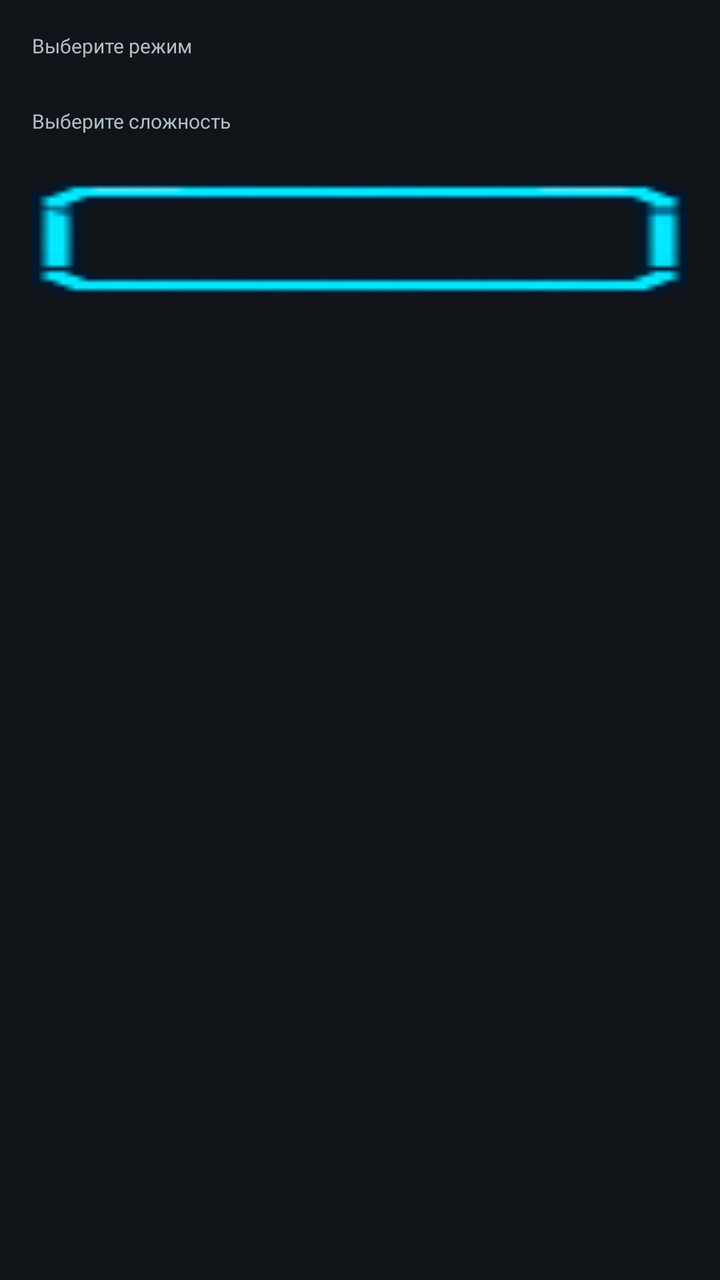
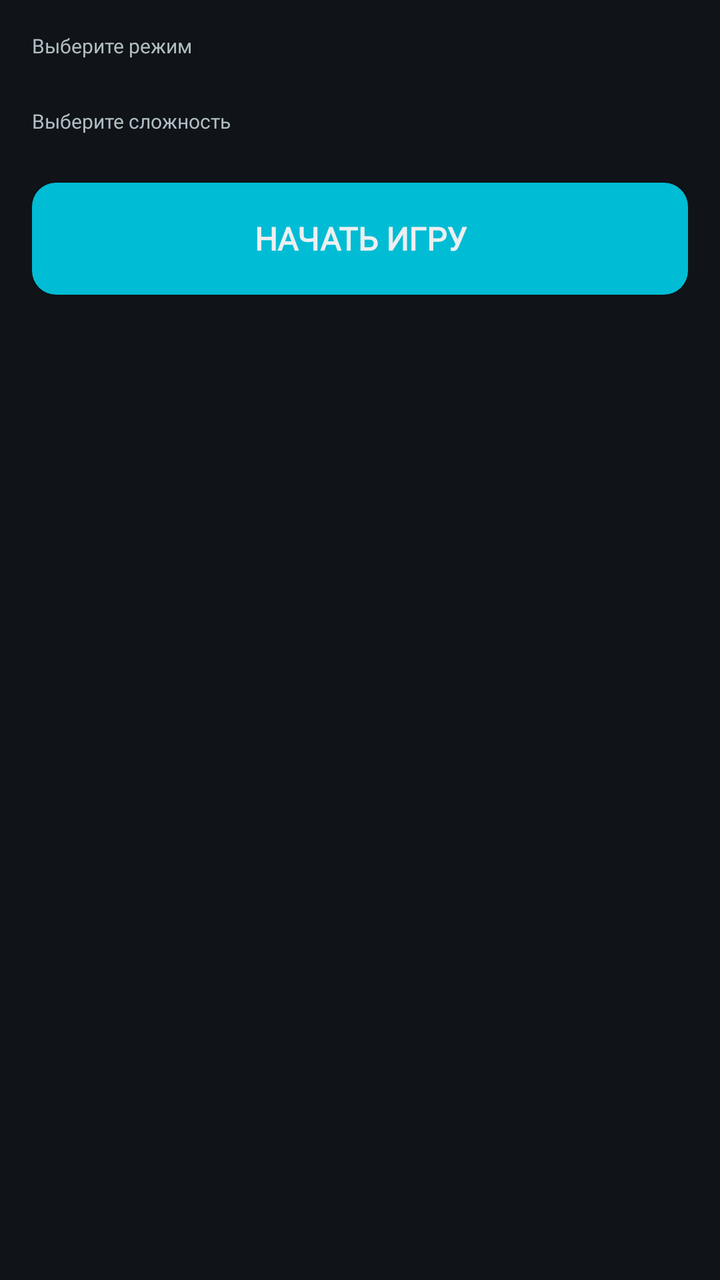

Screens rendered from an Android XML layout before and after an edit, with the pre-edit source and the edit as a unified diff.
<!-- AndroidManifest.xml: application theme Theme.MinesweeperEvolution -->
<!-- res/layout/dialog_new_game.xml -->
<?xml version="1.0" encoding="utf-8"?>
<ScrollView xmlns:android="http://schemas.android.com/apk/res/android"
    android:layout_width="match_parent"
    android:layout_height="wrap_content"
    android:maxHeight="500dp">

    <LinearLayout
        android:layout_width="match_parent"
        android:layout_height="wrap_content"
        android:orientation="vertical"
        android:padding="16dp">

        <TextView
            android:layout_width="wrap_content"
            android:layout_height="wrap_content"
            android:fontFamily="@font/press_start_2p"
            android:text="@string/select_mode"
            android:textColor="@color/text_secondary"
            android:textSize="10sp"
            android:layout_marginBottom="8dp" />

        <LinearLayout
            android:id="@+id/newGameModesContainer"
            android:layout_width="match_parent"
            android:layout_height="wrap_content"
            android:orientation="vertical"
            android:layout_marginBottom="16dp" />

        <TextView
            android:layout_width="wrap_content"
            android:layout_height="wrap_content"
            android:fontFamily="@font/press_start_2p"
            android:text="@string/select_difficulty"
            android:textColor="@color/text_secondary"
            android:textSize="10sp"
            android:layout_marginBottom="8dp" />

        <LinearLayout
            android:id="@+id/newGameDiffContainer"
            android:layout_width="match_parent"
            android:layout_height="wrap_content"
            android:orientation="horizontal"
            android:weightSum="4"
            android:layout_marginBottom="16dp" />

        <Button
            android:id="@+id/btnStartGame"
            android:layout_width="match_parent"
            android:layout_height="56dp"
            android:background="@drawable/ui_button_active"
            android:fontFamily="@font/pixelify_sans"
            android:text="@string/start_game"
            android:textColor="@color/bg_dark"
            android:textSize="16sp"
            android:textStyle="bold" />

    </LinearLayout>
</ScrollView>
<!-- resources referenced by this layout -->
<resources>
  <color name="bg_dark">#FF101418</color>
  <color name="text_secondary">#FFB0BEC5</color>
  <!-- drawable ui_button_active: png bitmap (drawable, 845 bytes) -->
  <string name="select_difficulty">Выберите сложность</string>
  <string name="select_mode">Выберите режим</string>
  <string name="start_game">Начать игру</string>
  <style name="Theme.MinesweeperEvolution" parent="Theme.AppCompat.NoActionBar">
          <item name="colorPrimary">@color/accent</item>
          <item name="colorPrimaryDark">@color/accent_2</item>
          <item name="colorAccent">@color/accent</item>
          <item name="android:windowBackground">@color/bg_dark</item>
          <item name="android:textColorPrimary">@color/text_primary</item>
          <item name="android:textColorSecondary">@color/text_secondary</item>
          <item name="android:statusBarColor" tools:targetApi="l">@color/bg_dark</item>
          
          <item name="android:alertDialogTheme">@style/Theme.MinesweeperDialog</item>
          <item name="alertDialogTheme">@style/Theme.MinesweeperDialog</item>
      </style>
  <color name="accent">#FF00BCD4</color>
  <color name="accent_2">#FF26C6DA</color>
  <color name="text_primary">#FFECEFF1</color>
  <style name="Theme.MinesweeperDialog" parent="Theme.AppCompat.Dialog.Alert">
          <item name="android:windowBackground">@color/bg_panel</item>
          <item name="android:textColorPrimary">@color/text_primary</item>
          <item name="android:textColorSecondary">@color/text_secondary</item>
          <item name="colorAccent">@color/accent</item>
          <item name="android:buttonBarButtonStyle">@style/Widget.DialogButton</item>
      </style>
  <color name="bg_panel">#FF1A1F26</color>
  <style name="Widget.DialogButton" parent="Widget.AppCompat.Button.ButtonBar.AlertDialog">
          <item name="android:textColor">@color/accent</item>
      </style>
</resources>

<!-- the commit's change to res/layout/dialog_new_game.xml (unified diff, before → after) -->
@@ -47,10 +47,10 @@
             android:id="@+id/btnStartGame"
             android:layout_width="match_parent"
             android:layout_height="56dp"
-            android:background="@drawable/ui_button_active"
+            android:background="@drawable/bg_button_primary"
             android:fontFamily="@font/pixelify_sans"
             android:text="@string/start_game"
-            android:textColor="@color/bg_dark"
+            android:textColor="@color/text_primary"
             android:textSize="16sp"
             android:textStyle="bold" />
 
<!-- resource entries referenced after the edit -->
@@ -2,7 +2,24 @@
 <resources>
   <color name="bg_dark">#FF101418</color>
   <color name="text_secondary">#FFB0BEC5</color>
-  <!-- drawable ui_button_active: png bitmap (drawable, 845 bytes) -->
+  <!-- drawable bg_button_primary (drawable) -->
+  <?xml version="1.0" encoding="utf-8"?>
+  <selector xmlns:android="http://schemas.android.com/apk/res/android">
+      
+      <item android:state_pressed="true">
+          <shape android:shape="rectangle">
+              <solid android:color="@color/accent_2"/>
+              <corners android:radius="12dp"/>
+          </shape>
+      </item>
+      
+      <item>
+          <shape android:shape="rectangle">
+              <solid android:color="@color/accent"/>
+              <corners android:radius="12dp"/>
+          </shape>
+      </item>
+  </selector>
   <string name="select_difficulty">Выберите сложность</string>
   <string name="select_mode">Выберите режим</string>
   <string name="start_game">Начать игру</string>
